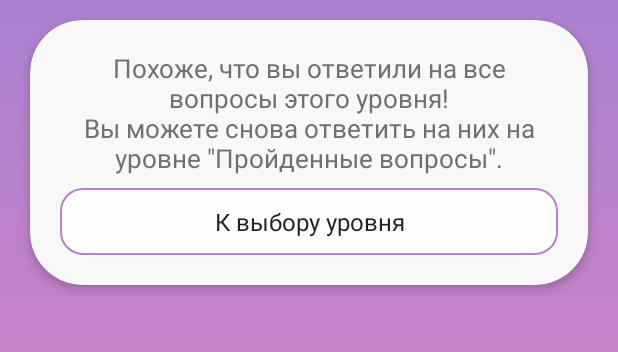
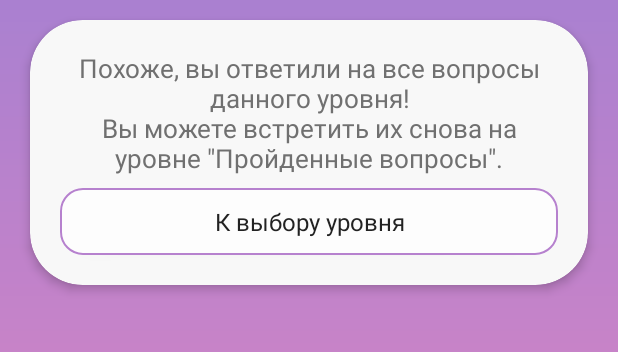
Before and after one commit to JustCircleProd/BTSQuiz, an Android app built with Jetpack Compose: the QuizActivity screen opened directly, with no data from a screen before it, on a phone screen of 412 x 824 dp, the part 459-811 px from its top. Run offline under Robolectric (Android 15) with nearby library versions, the phone set to English and light mode, and no system bars; our stand-ins replace Dagger/Hilt's generated code, Room's generated code; libraries missing offline, so code that uses them is left out: com.yandex.mobile; plain views replace BannerAdView; pictures from the network do not load; 4 statements that could not run were skipped.

Commit message:
String changed.

```diff
--- a/app/build.gradle
+++ b/app/build.gradle
@@ -28,7 +28,7 @@ android {
         compileSdk 34
         minSdkVersion 21
         targetSdkVersion 34
-        versionCode 41
+        versionCode 42
         versionName "2.1.1"
         testInstrumentationRunner "androidx.test.runner.AndroidJUnitRunner"
 
--- a/app/src/main/res/values/strings.xml
+++ b/app/src/main/res/values/strings.xml
@@ -129,7 +129,7 @@
 
     <string name="tv_loading_questions_text">Подготавливаем самые интересные вопросы…</string>
 
-    <string name="tv_out_of_questions_hint_text">Похоже, что вы ответили на все вопросы этого уровня!\nВы можете снова ответить на них на уровне \"Пройденные вопросы\".</string>
+    <string name="tv_out_of_questions_hint_text">Похоже, вы ответили на все вопросы данного уровня!\nВы можете встретить их снова на уровне \"Пройденные вопросы\".</string>
 
     <string name="quiz_question_worth_label">За вопрос: %1$d</string>
     <string name="quiz_users_coins_quantity">У вас: %1$d</string>
```
